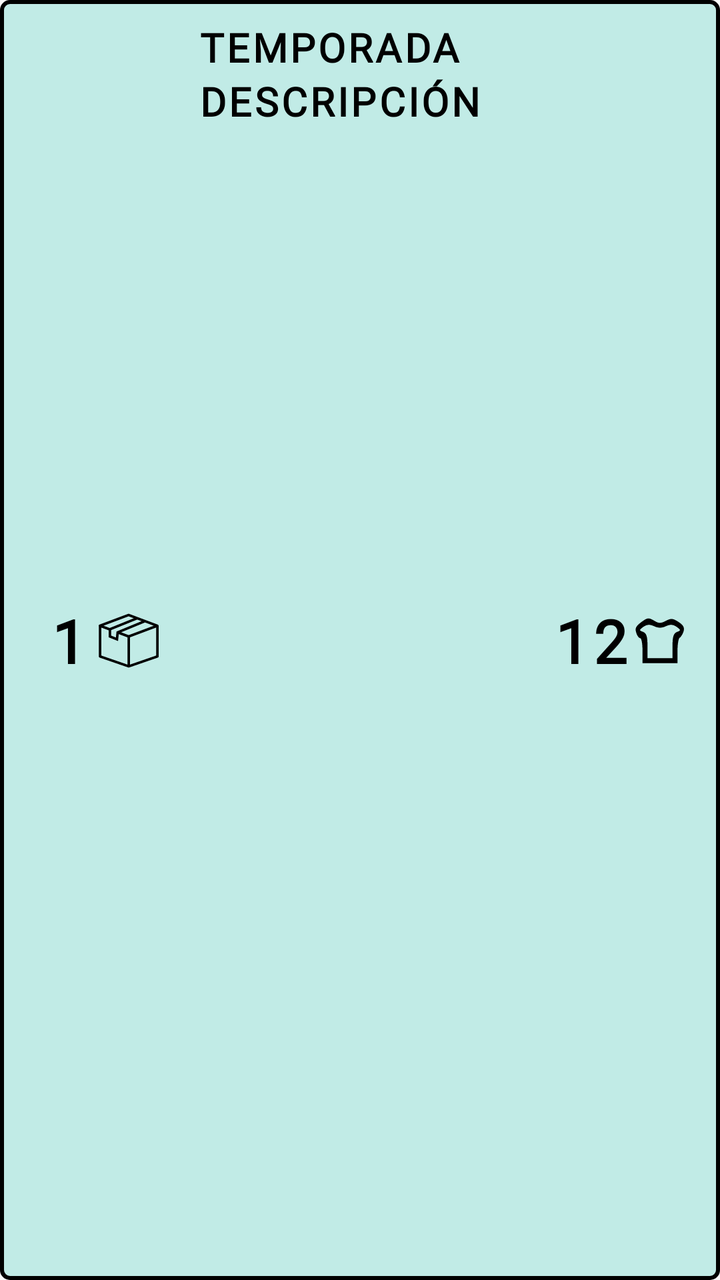
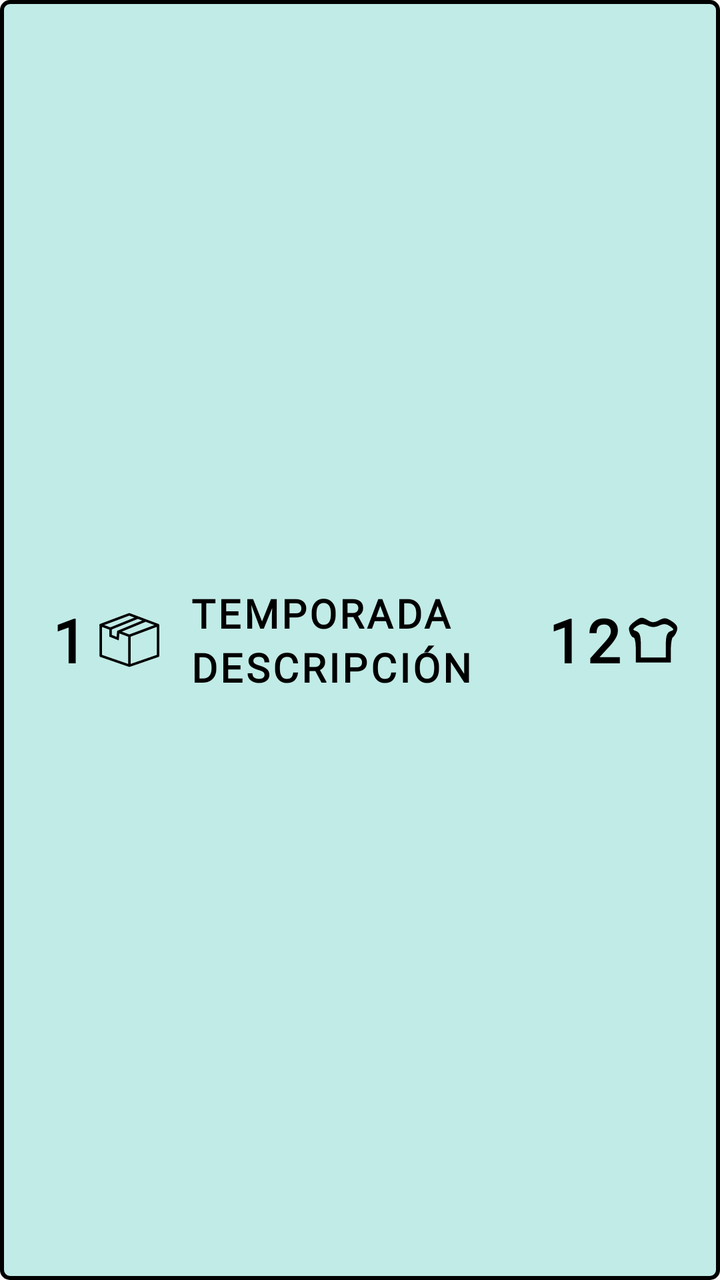

The first picture is an Android layout as it rendered before a commit; the second is the same layout after the commit. The layout source and the unified diff follow.
<!-- AndroidManifest.xml: application theme Theme.Gestock -->
<!-- res/layout/adapter_cajas.xml -->
<?xml version="1.0" encoding="utf-8"?>
<androidx.constraintlayout.widget.ConstraintLayout xmlns:android="http://schemas.android.com/apk/res/android" xmlns:app="http://schemas.android.com/apk/res-auto"
    android:background="@drawable/border_line_producte"
    android:layout_width="match_parent"
    android:layout_height="70dp"
    android:layout_marginTop="1dp">
    <TextView
        android:textSize="30dp"
        android:textStyle="bold"
        android:textColor="@color/black"
        android:id="@+id/id_caja"
        android:layout_width="wrap_content"
        android:layout_height="wrap_content"
        android:text="1"
        android:fontFamily="@font/abhaya_libre"
        android:layout_marginStart="15dp"
        android:letterSpacing="0.07"
        app:layout_constraintBottom_toBottomOf="parent"
        app:layout_constraintStart_toStartOf="parent"
        app:layout_constraintTop_toTopOf="parent"/>
    <ImageView
        android:id="@+id/caixa_icon_virtual"
        android:layout_width="30dp"
        android:layout_height="30dp"
        android:src="@drawable/caja_icon"
        android:layout_marginStart="5dp"
        app:layout_constraintBottom_toBottomOf="@+id/id_caja"
        app:layout_constraintStart_toEndOf="@+id/id_caja"
        app:layout_constraintTop_toTopOf="@+id/id_caja"/>
    <TextView
        android:textSize="20dp"
        android:textStyle="bold"
        android:textColor="@color/black"
        android:id="@+id/textview_temporada"
        android:layout_width="wrap_content"
        android:layout_height="wrap_content"
        android:text="TEMPORADA"
        android:fontFamily="@font/abhaya_libre"
        android:layout_marginStart="20dp"
        android:letterSpacing="0.07"
        app:layout_constraintStart_toEndOf="@+id/caixa_icon_virtual"
        app:layout_constraintTop_toTopOf="parent"/>
    <TextView
        android:textSize="20sp"
        android:textStyle="bold"
        android:textColor="@color/black"
        android:id="@+id/textview_descripcion"
        android:layout_width="wrap_content"
        android:layout_height="wrap_content"
        android:text="DESCRIPCIÓN"
        android:fontFamily="@font/abhaya_libre"
        android:letterSpacing="0.07"
        app:layout_constraintStart_toStartOf="@+id/textview_temporada"
        app:layout_constraintTop_toBottomOf="@+id/textview_temporada"/>
    <TextView
        android:textSize="30sp"
        android:textStyle="bold"
        android:textColor="@color/black"
        android:id="@+id/cantidadTextView"
        android:layout_width="wrap_content"
        android:layout_height="wrap_content"
        android:text="12"
        android:fontFamily="@font/abhaya_libre"
        android:letterSpacing="0.07"
        app:layout_constraintBottom_toBottomOf="parent"
        app:layout_constraintEnd_toStartOf="@+id/productos_icon_virtual"
        app:layout_constraintTop_toTopOf="parent"/>
    <ImageView
        android:id="@+id/productos_icon_virtual"
        android:layout_width="30dp"
        android:layout_height="30dp"
        android:src="@drawable/stock_icon"
        android:layout_marginEnd="5dp"
        app:layout_constraintBottom_toBottomOf="@+id/cantidadTextView"
        app:layout_constraintEnd_toEndOf="parent"
        app:layout_constraintTop_toTopOf="@+id/cantidadTextView"/>
</androidx.constraintlayout.widget.ConstraintLayout>
<!-- resources referenced by this layout -->
<resources>
  <color name="black">#ff000000</color>
  <!-- drawable border_line_producte (drawable) -->
  <?xml version="1.0" encoding="utf-8"?>
  <shape xmlns:android="http://schemas.android.com/apk/res/android">
      <solid android:color="@color/blau_adapter"/>
      <stroke
          android:width="2dp"
          android:color="#000000"/>
      <corners android:radius="4dp"/>
      <padding
          android:left="10dp"
          android:top="10dp"
          android:right="10dp"
          android:bottom="10dp"/>
  </shape>
  <!-- drawable caja_icon (drawable) -->
  <?xml version="1.0" encoding="utf-8"?>
  <vector xmlns:android="http://schemas.android.com/apk/res/android"
      android:height="491.2891dp"
      android:width="491.2891dp"
      android:viewportWidth="491.29"
      android:viewportHeight="491.29">
      <path
          android:fillColor="#ff000000"
          android:pathData="M481.82,113.21L248.66,25.9c-2.3,-0.86 -4.85,-0.86 -7.16,0L6.71,113.82c-4.12,1.2 -9.11,7.71 -5.42,14.37v246.52c0,4.36 2.76,8.22 6.88,9.65l231.04,79.74c1.37,0.79 2.43,1.48 4.85,1.8c3.39,0.45 5.54,-0.5 5.56,-0.51l234.79,-81.04c4.12,-1.43 6.88,-5.29 6.88,-9.65V123.38C491.37,118.49 485.64,114.57 481.82,113.21zM450.76,123.38l-205.07,76.79l-61.54,-23.04l195.32,-80.45L450.76,123.38zM351.38,86.17l-205.25,84.54l-5.05,49.1l-38.21,-15.39v-45.57l212.88,-86.02L351.38,86.17zM245.08,46.36l42.4,15.88L90.17,141.95l-50.17,-18.79L245.08,46.36zM21.71,138.56l60.75,22.75v56.88l76.16,30.69l5.85,-56.86l71.61,26.82v222.6l-214.38,-73.99V138.56zM470.87,367.43l-214.38,73.99V218.38l214.38,-80.27V367.43z"/>
  </vector>
  <!-- drawable stock_icon (drawable) -->
  <?xml version="1.0" encoding="utf-8"?>
  <vector xmlns:android="http://schemas.android.com/apk/res/android"
      android:height="24dp"
      android:width="24dp"
      android:viewportWidth="24"
      android:viewportHeight="24">
      <path
          android:fillColor="#000000"
          android:pathData="M4.1,4.9c-1.7,1.3 -2.2,2.3 -1.6,3.9 0.3,1.2 1.1,2.2 1.6,2.2 0.5,-0 0.9,2.2 0.9,5l0,5 7,-0 7,-0 0,-4.9c0,-2.7 0.4,-5.1 0.9,-5.3 0.4,-0.2 1.1,-1.3 1.5,-2.4 0.5,-1.6 0,-2.6 -2,-3.9 -2.3,-1.5 -3,-1.5 -5.1,-0.4 -1.9,1 -2.8,1 -4.3,0.1 -2.6,-1.6 -3,-1.5 -5.9,0.7zM14.4,6.2c1.8,-0.8 2.8,-0.7 4.3,0.3 1.7,1.3 1.7,1.4 0.1,2 -1.4,0.6 -1.8,1.9 -1.8,5.6l0,4.9 -5,-0 -5,-0 0,-4.9c0,-3.7 -0.4,-5 -1.7,-5.6 -1.7,-0.6 -1.7,-0.7 0,-2 1.5,-1 2.5,-1.1 4.3,-0.3 1.7,0.8 3.1,0.8 4.8,-0z"
          android:strokeColor="#00000000"/>
  </vector>
  <style name="Theme.Gestock" parent="Theme.MaterialComponents.DayNight.NoActionBar.Bridge">
          <item name="colorOnPrimary">@color/white</item>
          <item name="colorOnSecondary">@color/black</item>
          <item name="colorPrimary">@color/black_34</item>
          <item name="colorPrimaryVariant">@color/purple_700</item>
          <item name="colorSecondary">@color/teal_200</item>
          <item name="colorSecondaryVariant">@color/teal_700</item>
      </style>
  <color name="blau_adapter">#c1ebe6</color>
  <color name="white">#ffffffff</color>
  <color name="black_34">#57090909</color>
  <color name="purple_700">#ff3700b3</color>
  <color name="teal_200">#ff03dac5</color>
  <color name="teal_700">#ff018786</color>
</resources>

<!-- the commit's change to res/layout/adapter_cajas.xml (unified diff, before → after) -->
@@ -1,77 +1,103 @@
 <?xml version="1.0" encoding="utf-8"?>
-<androidx.constraintlayout.widget.ConstraintLayout xmlns:android="http://schemas.android.com/apk/res/android" xmlns:app="http://schemas.android.com/apk/res-auto"
+<LinearLayout
+    xmlns:android="http://schemas.android.com/apk/res/android"
+    xmlns:app="http://schemas.android.com/apk/res-auto"
     android:background="@drawable/border_line_producte"
     android:layout_width="match_parent"
-    android:layout_height="70dp"
-    android:layout_marginTop="1dp">
-    <TextView
-        android:textSize="30dp"
-        android:textStyle="bold"
-        android:textColor="@color/black"
-        android:id="@+id/id_caja"
-        android:layout_width="wrap_content"
-        android:layout_height="wrap_content"
-        android:text="1"
-        android:fontFamily="@font/abhaya_libre"
-        android:layout_marginStart="15dp"
-        android:letterSpacing="0.07"
-        app:layout_constraintBottom_toBottomOf="parent"
-        app:layout_constraintStart_toStartOf="parent"
-        app:layout_constraintTop_toTopOf="parent"/>
-    <ImageView
-        android:id="@+id/caixa_icon_virtual"
-        android:layout_width="30dp"
-        android:layout_height="30dp"
-        android:src="@drawable/caja_icon"
-        android:layout_marginStart="5dp"
-        app:layout_constraintBottom_toBottomOf="@+id/id_caja"
-        app:layout_constraintStart_toEndOf="@+id/id_caja"
-        app:layout_constraintTop_toTopOf="@+id/id_caja"/>
-    <TextView
-        android:textSize="20dp"
-        android:textStyle="bold"
-        android:textColor="@color/black"
-        android:id="@+id/textview_temporada"
-        android:layout_width="wrap_content"
-        android:layout_height="wrap_content"
-        android:text="TEMPORADA"
-        android:fontFamily="@font/abhaya_libre"
-        android:layout_marginStart="20dp"
-        android:letterSpacing="0.07"
-        app:layout_constraintStart_toEndOf="@+id/caixa_icon_virtual"
-        app:layout_constraintTop_toTopOf="parent"/>
-    <TextView
-        android:textSize="20sp"
-        android:textStyle="bold"
-        android:textColor="@color/black"
-        android:id="@+id/textview_descripcion"
-        android:layout_width="wrap_content"
-        android:layout_height="wrap_content"
-        android:text="DESCRIPCIÓN"
-        android:fontFamily="@font/abhaya_libre"
-        android:letterSpacing="0.07"
-        app:layout_constraintStart_toStartOf="@+id/textview_temporada"
-        app:layout_constraintTop_toBottomOf="@+id/textview_temporada"/>
-    <TextView
-        android:textSize="30sp"
-        android:textStyle="bold"
-        android:textColor="@color/black"
-        android:id="@+id/cantidadTextView"
-        android:layout_width="wrap_content"
-        android:layout_height="wrap_content"
-        android:text="12"
-        android:fontFamily="@font/abhaya_libre"
-        android:letterSpacing="0.07"
-        app:layout_constraintBottom_toBottomOf="parent"
-        app:layout_constraintEnd_toStartOf="@+id/productos_icon_virtual"
-        app:layout_constraintTop_toTopOf="parent"/>
-    <ImageView
-        android:id="@+id/productos_icon_virtual"
-        android:layout_width="30dp"
-        android:layout_height="30dp"
-        android:src="@drawable/stock_icon"
-        android:layout_marginEnd="5dp"
-        app:layout_constraintBottom_toBottomOf="@+id/cantidadTextView"
-        app:layout_constraintEnd_toEndOf="parent"
-        app:layout_constraintTop_toTopOf="@+id/cantidadTextView"/>
-</androidx.constraintlayout.widget.ConstraintLayout>
+    android:layout_height="wrap_content"
+    android:layout_margin="5dp"
+    android:orientation="horizontal">
+
+    <LinearLayout
+        android:layout_width="0dp"
+        android:layout_height="match_parent"
+        android:layout_weight="1"
+        android:orientation="horizontal"
+        android:gravity="center">
+
+        <TextView
+            android:id="@+id/id_caja"
+            android:layout_width="wrap_content"
+            android:layout_height="wrap_content"
+
+            android:layout_marginEnd="5dp"
+
+            android:text="1"
+            android:textSize="30sp"
+            android:textStyle="bold"
+            android:textColor="@color/black"
+            android:fontFamily="@font/abhaya_libre"
+            android:letterSpacing="0.07"/>
+
+        <ImageView
+            android:id="@+id/caixa_icon_virtual"
+            android:layout_width="30dp"
+            android:layout_height="30dp"
+            android:src="@drawable/caja_icon"/>
+
+    </LinearLayout>
+
+    <LinearLayout
+        android:layout_width="0dp"
+        android:layout_height="match_parent"
+        android:layout_weight="2"
+        android:orientation="vertical"
+        android:gravity="center_vertical">
+
+        <TextView
+            android:id="@+id/textview_temporada"
+            android:layout_width="wrap_content"
+            android:layout_height="wrap_content"
+
+            android:text="TEMPORADA"
+            android:textSize="20dp"
+            android:textStyle="bold"
+            android:textColor="@color/black"
+            android:fontFamily="@font/abhaya_libre"
+            android:letterSpacing="0.07"/>
+
+        <TextView
+            android:id="@+id/textview_descripcion"
+            android:layout_width="wrap_content"
+            android:layout_height="wrap_content"
+
+            android:text="DESCRIPCIÓN"
+            android:textSize="20sp"
+            android:textStyle="bold"
+            android:textColor="@color/black"
+            android:fontFamily="@font/abhaya_libre"
+            android:letterSpacing="0.07"/>
+
+    </LinearLayout>
+
+
+    <LinearLayout
+        android:layout_width="0dp"
+        android:layout_height="match_parent"
+        android:layout_weight="1"
+        android:orientation="horizontal"
+        android:gravity="center">
+
+        <TextView
+            android:id="@+id/cantidadTextView"
+            android:layout_width="wrap_content"
+            android:layout_height="wrap_content"
+
+            android:text="12"
+            android:textSize="30sp"
+            android:textStyle="bold"
+            android:textColor="@color/black"
+            android:fontFamily="@font/abhaya_libre"
+            android:letterSpacing="0.07" />
+
+        <ImageView
+            android:id="@+id/productos_icon_virtual"
+            android:layout_width="30dp"
+            android:layout_height="30dp"
+
+            android:src="@drawable/stock_icon"/>
+
+    </LinearLayout>
+
+
+</LinearLayout>
